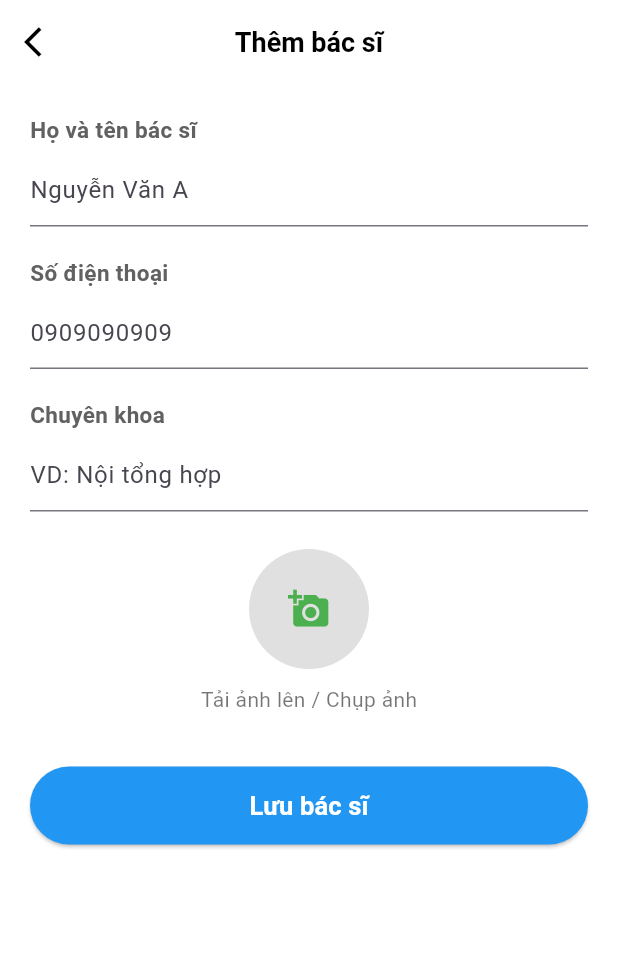
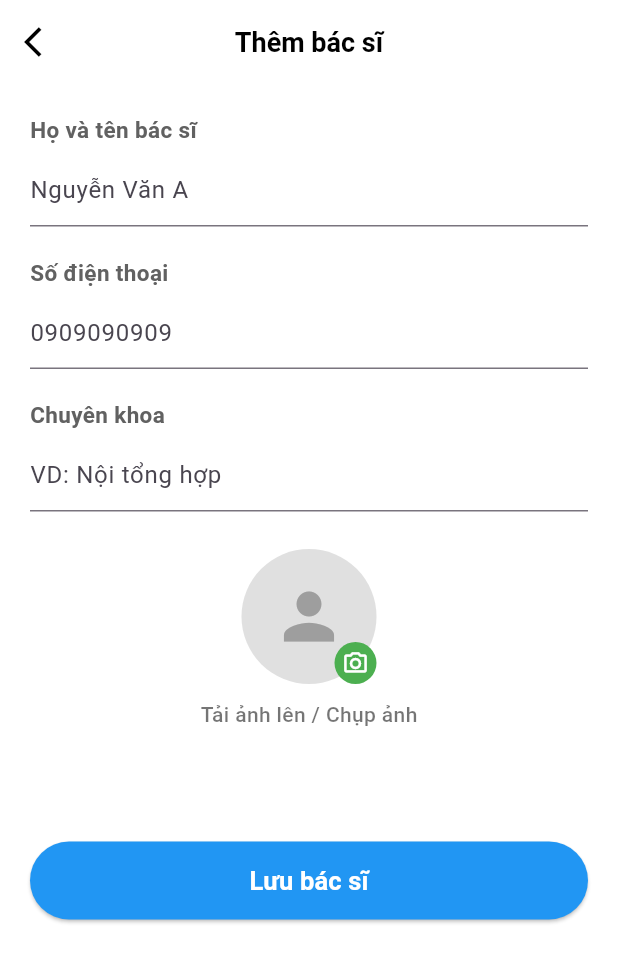
Before and after one commit to PhCrP/datlichhen, a Flutter app: the DoctorFormPage screen opened directly with empty values, on a phone screen of 412 x 824 dp. Shown: the top 962 px of the screen. Run offline on Flutter 3.47's test engine with Material 3 defaults, Android fonts, the light colour scheme and no system bars; our stand-ins replace cloud_firestore, equatable, firebase_auth, firebase_core, flutter_dotenv, flutter_riverpod and 1 more; accounts and stored records are empty; statements that could not run were skipped.

Commit message:
Implement Android project structure and configurations, including Gradle setup, manifest files, and launcher icons; enhance doctor form page UI for image upload.

```diff
--- a/lib/features/doctor/presentation/pages/doctor_form_page.dart
+++ b/lib/features/doctor/presentation/pages/doctor_form_page.dart
@@ -241,29 +241,50 @@ class _DoctorFormPageState extends State<DoctorFormPage> {
               const SizedBox(height: 25),
 
               // 🖼 Upload ảnh (chưa xử lý chức năng upload thực tế)
-              Column(
-                children: [
+              // 🖼 Ảnh upload
               GestureDetector(
                 onTap: () {
-                      // sau có thể thêm ImagePicker tại đây
+                  // TODO: Chức năng chọn ảnh hoặc chụp ảnh
                 },
-                    child: CircleAvatar(
-                      radius: 40,
+                child: Column(
+                  children: [
+                    Stack(
+                      alignment: Alignment.bottomRight,
+                      children: [
+                        CircleAvatar(
+                          radius: 45,
                           backgroundColor: Colors.grey[300],
-                      backgroundImage:
-                          _imgUrl.isNotEmpty ? NetworkImage(_imgUrl) : null,
-                      child: _imgUrl.isEmpty
-                          ? const Icon(Icons.add_a_photo,
-                              color: Colors.green, size: 28)
+                          backgroundImage: _imgUrl != null && _imgUrl!.isNotEmpty
+                              ? NetworkImage(_imgUrl!)
+                              : null,
+                          child: _imgUrl == null || _imgUrl!.isEmpty
+                              ? const Icon(Icons.person,
+                                  size: 50, color: Colors.grey)
                               : null,
                         ),
+                        Container(
+                          padding: const EdgeInsets.all(5),
+                          decoration: const BoxDecoration(
+                            color: Colors.green,
+                            shape: BoxShape.circle,
+                          ),
+                          child: const Icon(Icons.photo_camera_outlined,
+                              size: 18, color: Colors.white),
+                        ),
+                      ],
                     ),
                     const SizedBox(height: 10),
-                  const Text("Tải ảnh lên / Chụp ảnh",
-                      style:
-                          TextStyle(fontSize: 14, color: Colors.black54)),
+                    const Text(
+                      'Tải ảnh lên / Chụp ảnh',
+                      style: TextStyle(
+                        color: Colors.black54,
+                        fontWeight: FontWeight.w500,
+                      ),
+                    ),
                   ],
                 ),
+              ),
+              const SizedBox(height: 40),
 
               const SizedBox(height: 35),
 
```
Also changed, not shown: 19 other files. Lines whose indentation alone changed are shown as unchanged.
